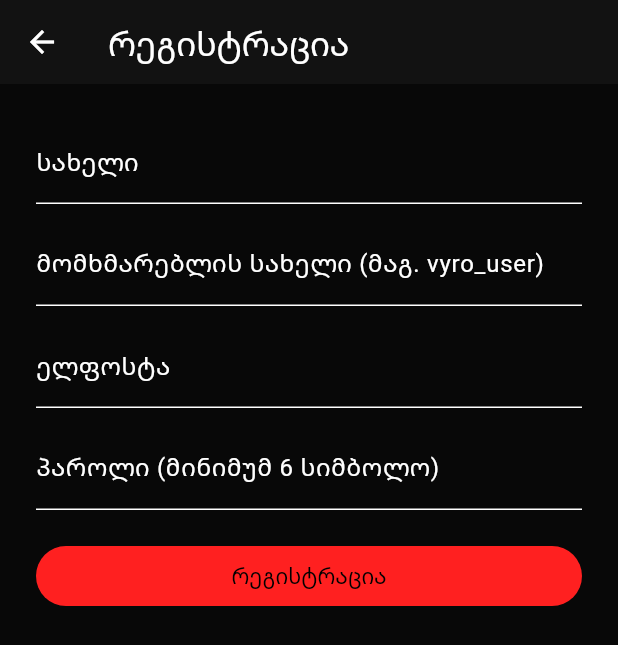
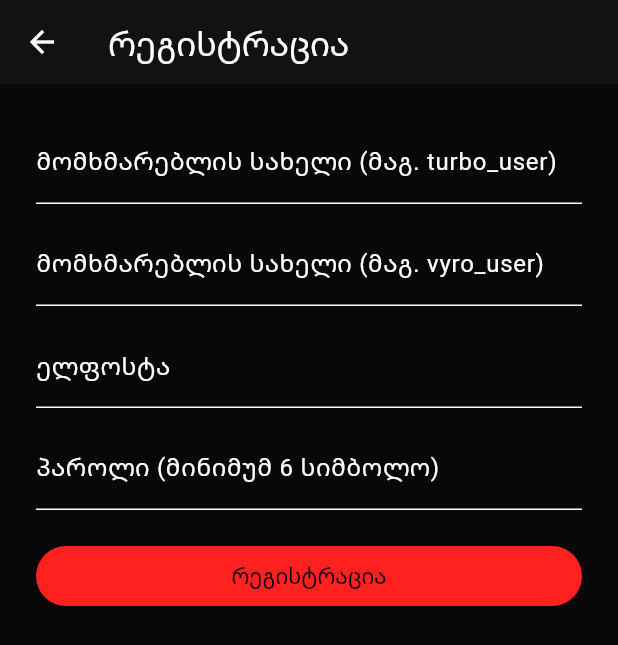
Before and after one commit to juguliwiklauri/VYRO, a Flutter app: the RegisterScreen screen opened directly, on a phone screen of 412 x 824 dp. Shown: the top 645 px of the screen. Run offline on Flutter 3.47's test engine with Material 3 defaults, Android fonts, the phone set to English and light mode, and no system bars; our stand-ins replace cloud_firestore, firebase_auth, firebase_core, firebase_storage, image_picker, video_player; accounts and stored records are empty.

Commit message:
Update register_screen.dart

```diff
--- a/lib/register_screen.dart
+++ b/lib/register_screen.dart
@@ -33,7 +33,7 @@ class _RegisterScreenState extends State<RegisterScreen> {
   Widget build(BuildContext context) => Scaffold(
     appBar: AppBar(title: const Text('რეგისტრაცია')),
     body: ListView(padding: const EdgeInsets.all(24), children: [
-      TextField(controller: name, decoration: const InputDecoration(labelText: 'სახელი')),
+      TextField(controller: username, decoration: const InputDecoration(labelText: 'მომხმარებლის სახელი (მაგ. turbo_user)')),
       const SizedBox(height: 12),
       TextField(controller: username, decoration: const InputDecoration(labelText: 'მომხმარებლის სახელი (მაგ. vyro_user)')),
       const SizedBox(height: 12),
```
